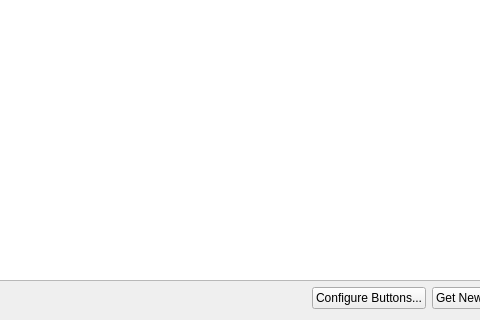
This is kcmkwin/kwindecoration/decoration.ui in KDE/kwin as Qt 5 draws it before an edit; both pictures show x 106 to 586 and y 195 to 515 of the 681 by 515 pixel window. The edited form follows.
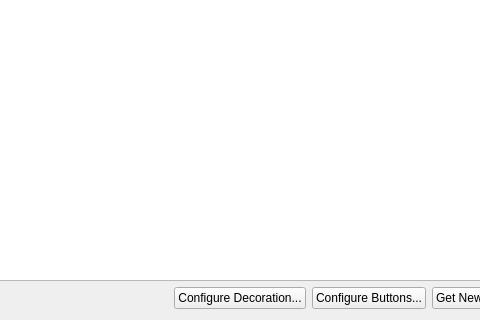
This is the edited form. Custom widgets are drawn as their Qt base class.

Commit message: Remove the configure and about button next to the preview. The about information is presented directly in the preview and for configure a distinct button is added, which will open the configure dialog for current selected deco.

```diff
--- a/kcmkwin/kwindecoration/decoration.ui
+++ b/kcmkwin/kwindecoration/decoration.ui
@@ -46,6 +46,13 @@
        </property>
       </spacer>
      </item>
+     <item>
+      <widget class="KPushButton" name="configureDecorationButton">
+       <property name="text">
+        <string>Configure Decoration...</string>
+       </property>
+      </widget>
+     </item>
      <item>
       <widget class="KPushButton" name="configureButtonsButton">
        <property name="text">
```
Left out of the diff: 7 changed lines with no effect on the pictures. The commit also changes 6 other files.
